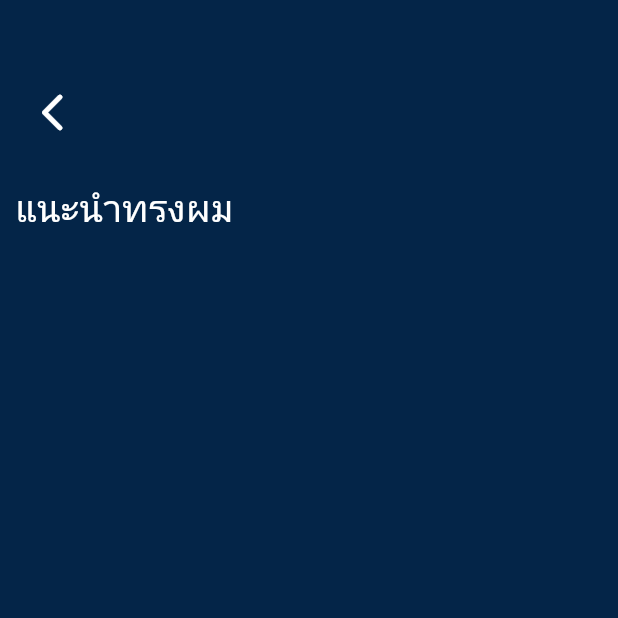
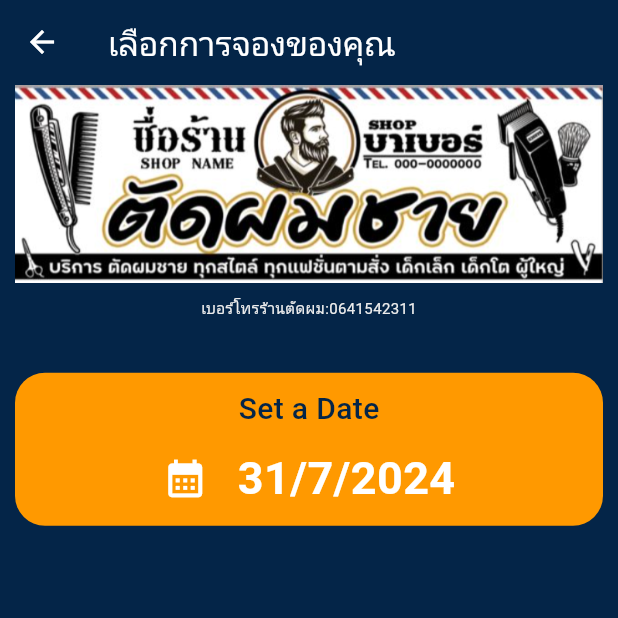
Before and after one commit to 0641542311jack/my_App1, a Flutter app: the BookingBarber screen opened directly, on a phone screen of 412 x 824 dp, the top half of it. Run offline on Flutter 3.47's test engine with Material 3 defaults, Android fonts, the light colour scheme and no system bars; our stand-ins replace firebase_auth, firebase_core, fluttertoast, form_field_validator; accounts and stored records are empty.

Commit message:
add code

```diff
--- a/lib/booking/bookingbarber.dart
+++ b/lib/booking/bookingbarber.dart
@@ -1,4 +1,3 @@
-
 import 'package:flutter/material.dart';
 
 class BookingBarber extends StatefulWidget {
@@ -10,26 +9,107 @@ BookingBarber({required this.service});
 }
 
 class _BookingBarberState extends State<BookingBarber> {
+  DateTime _selectedDate = DateTime.now();
+
+  Future<void> _selectDate(BuildContext context) async {
+    final DateTime? picked = await showDatePicker(
+        context: context,
+        initialDate: _selectedDate,
+        firstDate: DateTime(2024),
+        lastDate: DateTime(2025));
+        if (picked != null && picked != _selectedDate) {
+          setState(() {
+            _selectedDate = picked;
+          });
+        }
+  }
+
   @override
   Widget build(BuildContext context) {
     return Scaffold(
-       backgroundColor: Color.fromARGB(255, 4, 37, 72),
+      appBar: AppBar(
+        title: Text(
+          "เลือกการจองของคุณ",
+          style: TextStyle(color: Color.fromARGB(255, 255, 255, 255)),
+        ),
+        iconTheme:
+            IconThemeData(color: const Color.fromARGB(255, 255, 255, 255)),
+        backgroundColor: const Color.fromARGB(255, 4, 37, 72),
+      ),
+      backgroundColor: const Color.fromARGB(255, 4, 37, 72),
       body: Container(
-        margin: EdgeInsets.only(left: 10.0),
+        margin: EdgeInsets.only(left: 10, top: 0.5, right: 10),
         child: Column(
-          crossAxisAlignment: CrossAxisAlignment.start,
+          mainAxisAlignment: MainAxisAlignment.start,
+          children: [
+            Container(
+              width: MediaQuery.of(context).size.width,
+              child: Image.asset(
+                "assets/images/shopbarber.png",
+                fit: BoxFit.cover,
+              ),
+            ),
+            SizedBox(
+              height: 10,
+            ),
+            Text(
+              "เบอร์โทรร้านตัดผม:0641542311",
+              style: TextStyle(
+                  color: const Color.fromARGB(255, 236, 236, 236),
+                  fontSize: 10),
+            ),
+            SizedBox(
+              height: 35,
+            ),
+            Container(
+              padding: EdgeInsets.only(
+                  top: 10, bottom: 10), //จัดตัวหนังสือในกรอบสี่เหลี่ยม
+
+              decoration: BoxDecoration(
+                  color: const Color.fromARGB(255, 255, 153, 0),
+                  borderRadius:
+                      BorderRadius.circular(20)), //borderRadiusทำมุมโค้ง
+              width: MediaQuery.of(context).size.width,
+              child: Column(
+                children: [
+                  Text(
+                    "Set a Date",
+                    style: TextStyle(
+                        color: const Color.fromARGB(255, 4, 37, 72),
+                        fontSize: 20,
+                        fontWeight: FontWeight.w500),
+                  ),
+                  SizedBox(
+                    height: 10,
+                  ),
+                  Row(
+                    mainAxisAlignment: MainAxisAlignment.center, //จัดกึ่งกลาง
                     children: [
                       GestureDetector(
                         onTap: (){
-                Navigator.pop(context);
+                          _selectDate(context);
                         },
-              child: Padding(
-                padding: const EdgeInsets.only(left: 10.0, top: 60.0),
-                child: Icon(Icons.arrow_back_ios_new_rounded,color: Colors.white, size: 30,),
+                        child: Icon(
+                          Icons.calendar_month,
+                          color: Colors.white,
+                          size: 30,
                         ),
                       ),
-            SizedBox(height: 30.0,),
-          Text("แนะนำทรงผม",style: TextStyle(color: Colors.white, fontSize: 25),)
+                      SizedBox(
+                        width: 20,
+                      ),
+                      Text(
+                        "${_selectedDate.day}/${_selectedDate.month}/${_selectedDate.year}", //แสดงวันเดือนปีปัจจุบัน
+                        style: TextStyle(
+                            color: const Color.fromARGB(255, 255, 255, 255),
+                            fontSize: 30,
+                            fontWeight: FontWeight.bold),
+                      ),
+                    ],
+                  )
+                ],
+              ),
+            ),
           ],
         ),
       ),
--- a/lib/screen/booking.dart
+++ b/lib/screen/booking.dart
@@ -24,7 +24,7 @@ class _BookingState extends State<Booking> {
       ),
       backgroundColor: Color.fromARGB(255, 4, 37, 72),
       body: Container(
-        margin: EdgeInsets.only(left: 10, top: 10, right: 10,bottom: 360),
+        margin: EdgeInsets.only(left: 10, top: 20, right: 10,bottom: 360),
         child: Column(
           crossAxisAlignment: CrossAxisAlignment.start,
           children: [
@@ -42,8 +42,8 @@ class _BookingState extends State<Booking> {
                       borderRadius: BorderRadius.circular(20),
                       boxShadow: [
                         BoxShadow(
-                          color: Colors.black.withOpacity(0.4), // สีของเงา
-                          spreadRadius:10, // การกระจายของเงา
+                          color: Colors.black.withOpacity(0.6), // สีของเงา
+                          spreadRadius: 5, // การกระจายของเงา
                           blurRadius: 20, // การเบลอของเงา
                           offset: Offset(0, 3), // ตำแหน่งของเงา
                         )
```
Also changed, not shown: lib/screen/welcome.dart (+49 -13 lines), assets/images/shopbarber.png (added). Lines whose indentation alone changed are shown as unchanged.
